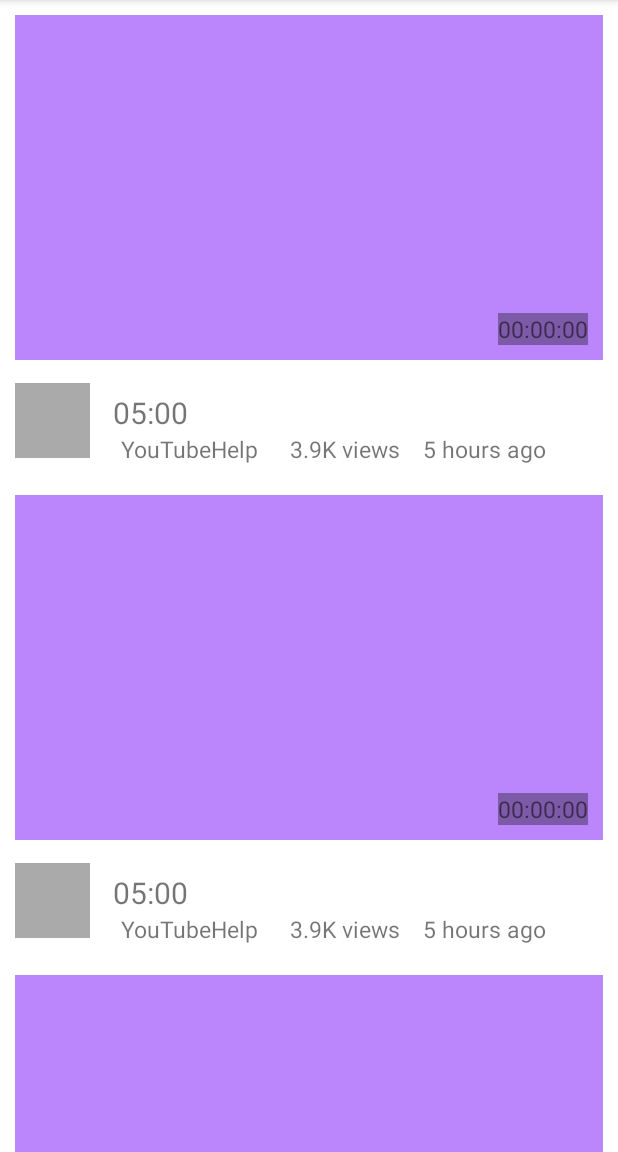
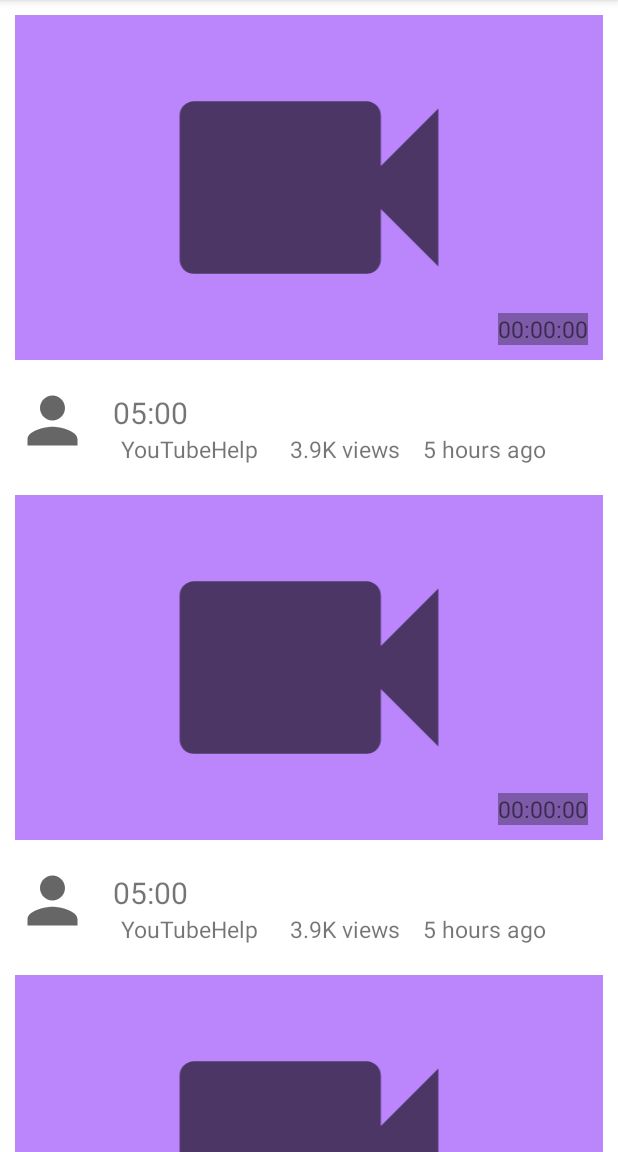
Before and after one commit to VICTORIAPH/recyclerView, an Android app: the screen it shows after launch (MainActivity), on a phone screen of 412 x 824 dp, the part 84-1236 px from its top. Run offline under Robolectric (Android 15) with nearby library versions, the phone set to English and light mode, and no system bars.

Commit message:
mostramos recyclerview example youtube

```diff
--- a/app/src/main/java/com/example/recyclerview2/MainAdapter.kt
+++ b/app/src/main/java/com/example/recyclerview2/MainAdapter.kt
@@ -25,6 +25,8 @@ class MainAdapter(private val videos: Array<JSONObject>): RecyclerView.Adapter<M
             binding.tvVideoTitle.setText(video.getString("views", ))
             binding.tvVideoTitle.setText(video.getString("datePosted", ))
             binding.tvVideoTitle.setText(video.getString("duration", ))
+            binding.ivVideoThumbnail.setImageResource(R.drawable.video_placeholder)
+            binding.ivAvatar.setImageResource(R.drawable.avatar_placeholder)
         }
     }
 }
```
